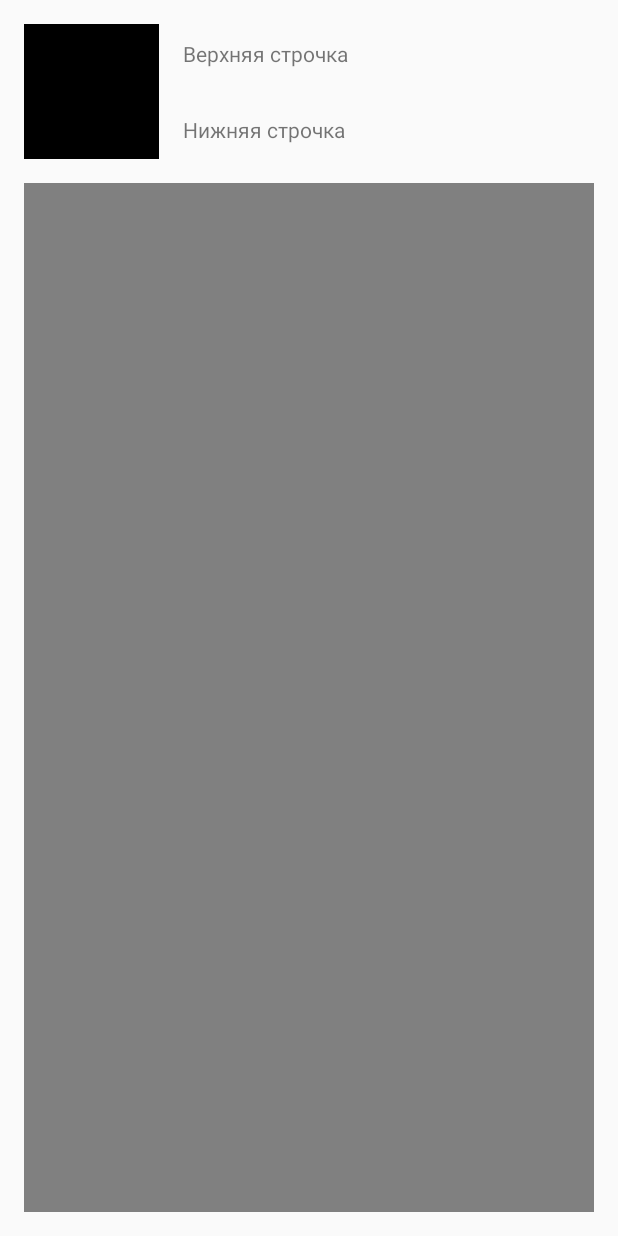
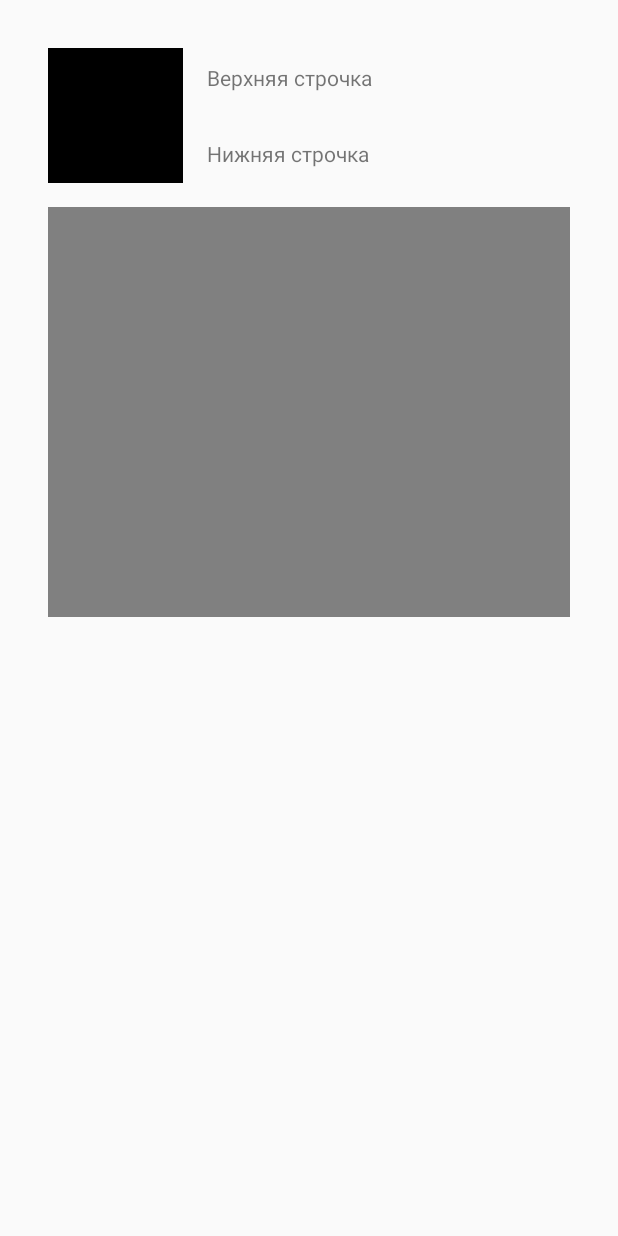
Before and after one commit to Milteng/AndroidGB, an Android app built with Jetpack Compose: the layout activity_main.xml on its own in the app's theme, with its tools: preview values and no code run, on a phone screen of 412 x 824 dp. Run offline under Robolectric (Android 15) with nearby library versions, the phone set to English and light mode, and no system bars.

Commit message:
Commit CustomView

```diff
--- a/m2_layout/app/src/main/java/com/example/m2_layout/MainActivity.kt
+++ b/m2_layout/app/src/main/java/com/example/m2_layout/MainActivity.kt
@@ -21,8 +21,9 @@ class MainActivity : ComponentActivity() {
         val binding = ActivityMainBinding.inflate(layoutInflater)
         setContentView(binding.root)
 
-        binding.text1.text = getText(R.string.text1_code);
-        binding.text2.text = getText(R.string.text2_code);
+        binding.myCustomView1.setTopText(R.string.text1_code.toString());
+        binding.myCustomView1.setBottomText(R.string.text2_code.toString());
+
 
 
     }
--- /dev/null
+++ b/m2_layout/app/src/main/java/com/example/m2_layout/MyCustomView.kt
@@ -0,0 +1,31 @@
+package com.example.m2_layout
+
+import android.content.Context
+import android.util.AttributeSet
+import android.view.LayoutInflater
+import android.widget.LinearLayout
+import com.example.m2_layout.databinding.MyCustomViewBinding
+
+class MyCustomView @JvmOverloads constructor(
+    context: Context, attrs: AttributeSet? = null
+) : LinearLayout(context, attrs) {
+
+    private val binding = MyCustomViewBinding.inflate(LayoutInflater.from(context))
+
+
+    init {
+        inflate(context, R.layout.my_custom_view, this)
+    }
+
+    fun setTopText(text: String) {
+     binding.text1.text = text;
+    }
+
+    fun setBottomText(text: String) {
+        binding.text2.text = text;
+
+    }
+
+
+
+}
--- a/m2_layout/app/src/main/res/layout/activity_main.xml
+++ b/m2_layout/app/src/main/res/layout/activity_main.xml
@@ -1,54 +1,18 @@
 <?xml version="1.0" encoding="utf-8"?>
-<RelativeLayout xmlns:android="http://schemas.android.com/apk/res/android"
+<LinearLayout xmlns:android="http://schemas.android.com/apk/res/android"
     android:orientation="vertical"
     android:layout_width="match_parent"
-    android:layout_height="match_parent">
+    android:layout_height="match_parent"
+    xmlns:tools="http://schemas.android.com/tools"
+    tools:context=".MainActivity">
 
-    <FrameLayout
-        android:id="@+id/cube"
-        android:layout_width="90dp"
-        android:layout_height="90dp"
-        android:layout_marginStart="16dp"
-        android:layout_marginTop="16dp"
-        android:background="@color/black"
-        />
-
-    <TextView
-        android:id="@+id/text1"
-        android:layout_width="wrap_content"
-        android:layout_height="wrap_content"
-        android:layout_alignTop="@id/cube"
-        android:layout_marginTop="10dp"
-        android:layout_marginStart="16dp"
-        android:layout_toEndOf="@id/cube"
-        android:text="@string/text1"
-        android:lines="1"
-        android:ellipsize="end"/>
-
-    <TextView
-        android:id="@+id/text2"
-        android:layout_width="wrap_content"
-        android:layout_height="wrap_content"
-        android:layout_alignBottom="@id/cube"
-        android:layout_marginBottom="10dp"
-        android:layout_marginStart="16dp"
-        android:layout_toEndOf="@id/cube"
-        android:text="@string/text2"
-        android:lines="1"
-        android:ellipsize="end"/>
-
-    <FrameLayout
-        android:id="@+id/content"
-        android:layout_width="match_parent"
-        android:layout_height="match_parent"
-        android:layout_below="@id/cube"
-        android:layout_marginStart="16dp"
-        android:layout_marginTop="16dp"
-        android:layout_marginEnd="16dp"
-        android:layout_marginBottom="16dp"
-        android:background="@color/gray"
-
-        />
+    <com.example.m2_layout.MyCustomView
+        android:id="@+id/my_custom_view1"
+        android:layout_width="380dp"
+        android:layout_height="411dp"
+        android:layout_margin="16dp" />
 
 
-</RelativeLayout>
+
+
+</LinearLayout>
--- /dev/null
+++ b/m2_layout/app/src/main/res/layout/my_custom_view.xml
@@ -0,0 +1,58 @@
+<?xml version="1.0" encoding="utf-8"?>
+<RelativeLayout xmlns:android="http://schemas.android.com/apk/res/android"
+    xmlns:tools="http://schemas.android.com/tools"
+    tools:context=".MainActivity"
+    android:orientation="vertical"
+    android:layout_width="match_parent"
+    android:layout_height="match_parent"
+    >
+
+
+    <FrameLayout
+        android:id="@+id/cube"
+        android:layout_width="90dp"
+        android:layout_height="90dp"
+        android:layout_marginStart="16dp"
+        android:layout_marginTop="16dp"
+        android:background="@color/black"
+        />
+
+    <TextView
+        android:id="@+id/text1"
+        android:layout_width="wrap_content"
+        android:layout_height="wrap_content"
+        android:layout_alignTop="@id/cube"
+        android:layout_marginTop="10dp"
+        android:layout_marginStart="16dp"
+        android:layout_toEndOf="@id/cube"
+        android:text="@string/text1"
+        android:lines="1"
+        android:ellipsize="end"/>
+
+    <TextView
+        android:id="@+id/text2"
+        android:layout_width="wrap_content"
+        android:layout_height="wrap_content"
+        android:layout_alignBottom="@id/cube"
+        android:layout_marginBottom="10dp"
+        android:layout_marginStart="16dp"
+        android:layout_toEndOf="@id/cube"
+        android:text="@string/text2"
+        android:lines="1"
+        android:ellipsize="end"/>
+
+    <FrameLayout
+        android:id="@+id/content"
+        android:layout_width="match_parent"
+        android:layout_height="match_parent"
+        android:layout_below="@id/cube"
+        android:layout_marginStart="16dp"
+        android:layout_marginTop="16dp"
+        android:layout_marginEnd="16dp"
+        android:layout_marginBottom="16dp"
+        android:background="@color/gray"
+
+        />
+
+
+</RelativeLayout>
```
